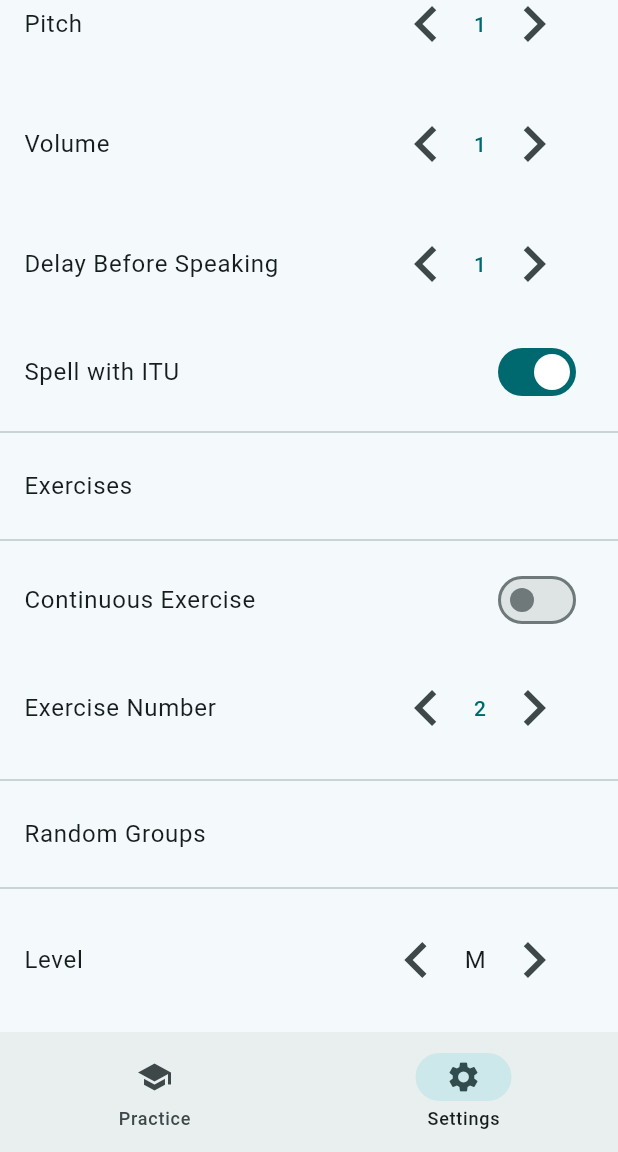
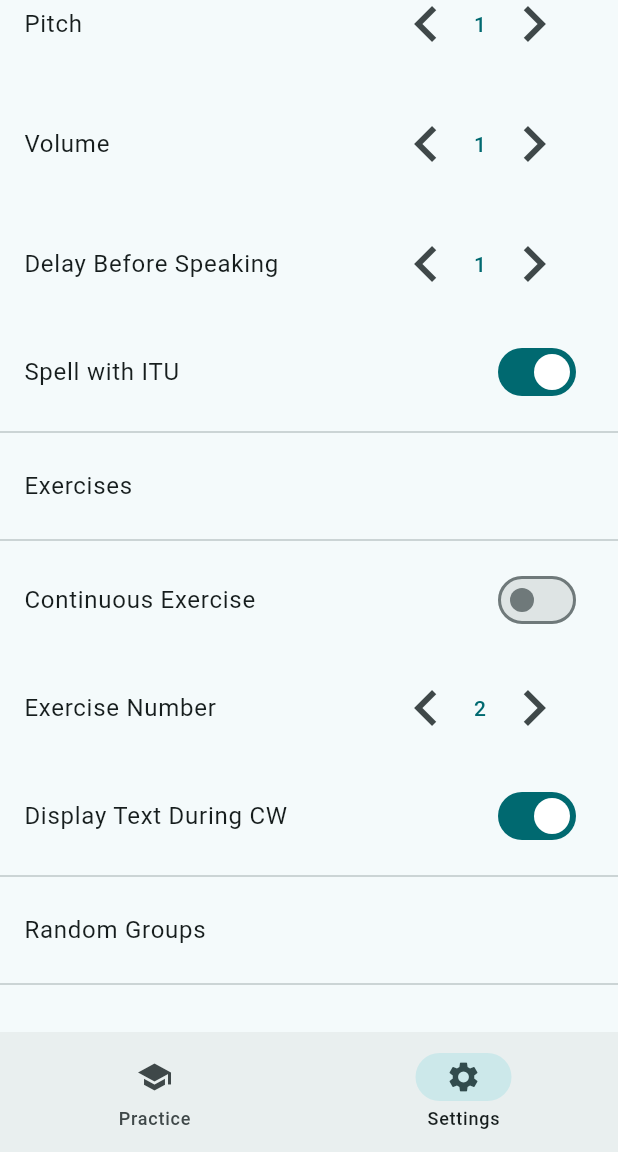
Before and after one commit to AlexandreZani/cw_trainer, a Flutter app: the screen it shows after launch, item 2 of the bottom bar chosen, scrolled down 576 dp, on a phone screen of 412 x 824 dp, the part 84-1236 px from its top. Run offline on Flutter 3.47's test engine with Material 3 defaults, Android fonts, the light colour scheme and no system bars; our stand-ins replace audio_service, flutter_tts, just_audio, shared_preferences; missing offline and left inert: audio_session.

Commit message:
Display text in addition to speaking the answers.

```diff
--- a/lib/audio_item_type.dart
+++ b/lib/audio_item_type.dart
@@ -9,20 +9,23 @@ class AudioItem {
   final String textString;
   final int milliseconds;
   final AudioItemType type;
+  final String caption;
 
   AudioItem.text(this.textString)
       : type = AudioItemType.text,
+        caption = textString.toUpperCase(),
         milliseconds = 0;
 
-  AudioItem.morse(this.textString)
+  AudioItem.morse(this.textString, this.caption)
       : type = AudioItemType.morse,
         milliseconds = 0;
 
   AudioItem.spell(this.textString)
       : type = AudioItemType.spell,
+        caption = textString.toUpperCase(),
         milliseconds = 0;
 
-  AudioItem.silence(this.milliseconds)
+  AudioItem.silence(this.milliseconds, this.caption)
       : type = AudioItemType.silence,
         textString = '';
 }
--- a/lib/config.dart
+++ b/lib/config.dart
@@ -147,6 +147,12 @@ class SharedExerciseConfig extends SharedState {
     };
     setInt('cur_exercise_type', i);
   }
+
+  bool get displayTextDuringCw => getBool('display_text_during_cw') ?? true;
+
+  set displayTextDuringCw(bool v) {
+    setBool('display_text_during_cw', v);
+  }
 }
 
 class RandomGroupsConfig extends SharedState {
--- a/lib/settings_page.dart
+++ b/lib/settings_page.dart
@@ -61,6 +61,13 @@ class SharedExerciseSettings extends StatelessWidget {
           step: 1,
           onSelected: (int i) {
             appState.appConfig.sharedExercise.exerciseNum = i;
+          },
+        ),
+        BoolSetting(
+          label: "Display Text During CW",
+          initialValue: appState.appConfig.sharedExercise.displayTextDuringCw,
+          onChanged: (bool v) {
+            appState.appConfig.sharedExercise.displayTextDuringCw = v;
           },
         ),
       ],
```
Also changed, not shown: lib/audio.dart (+23 -1 lines), lib/exercises.dart (+20 -7 lines), lib/practice_page.dart (+51 -23 lines).
